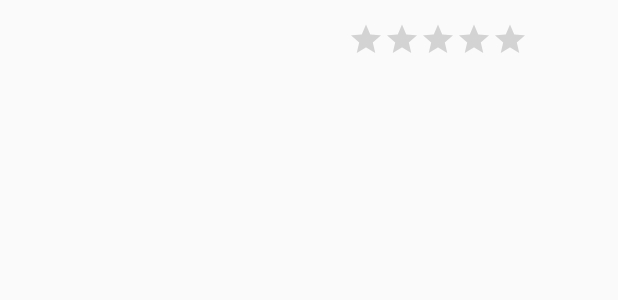
After one commit to matthew-godin/UI, an Android app: the layout activity_image.xml on its own in the app's theme, with its tools: preview values and no code run, on a phone screen of 412 x 824 dp. The commit adds this screen. Shown: the top 300 px of the screen. Run offline under Robolectric (Android 15) with nearby library versions, the phone set to English and light mode, and no system bars.

Commit message:
before changes

```diff
--- a/4-Fotag/app/src/main/AndroidManifest.xml
+++ b/4-Fotag/app/src/main/AndroidManifest.xml
@@ -16,6 +16,9 @@
                 <category android:name="android.intent.category.LAUNCHER"/>
             </intent-filter>
         </activity>
+        <activity android:name=".ImageActivity"
+                    android:parentActivityName=".MainActivity">
+        </activity>
     </application>
     <uses-permission android:name="android.permission.INTERNET"/>
 </manifest>
--- /dev/null
+++ b/4-Fotag/app/src/main/res/layout/activity_image.xml
@@ -0,0 +1,21 @@
+<?xml version="1.0" encoding="utf-8"?>
+<LinearLayout xmlns:android="http://schemas.android.com/apk/res/android"
+              android:id="@+id/ImageLinearLayout"
+              android:orientation="vertical"
+              android:layout_width="match_parent"
+              android:layout_height="match_parent">
+    <!--<ImageView
+            android:id="@+id/imageActivityImage"
+            android:layout_width="wrap_content"
+            android:layout_height="wrap_content"/>-->
+    <RatingBar
+            android:id="@+id/rating"
+            android:layout_width="wrap_content"
+            android:layout_height="wrap_content"
+            android:saveEnabled="true"
+            android:numStars="5"
+            android:stepSize="1"
+            android:scaleX=".5"
+            android:scaleY=".5"
+            android:layout_gravity="right"/>
+</LinearLayout>
```
Also changed, not shown: 4-Fotag/app/src/main/java/com/example/fotag/BitmapOnClickListener.java (added, +11 -0 lines), 4-Fotag/app/src/main/java/com/example/fotag/ImageActivity.java (added, +37 -0 lines), 4-Fotag/app/src/main/java/com/example/fotag/MainActivity.java (+20 -1 lines), 4-Fotag/app/src/main/java/com/example/fotag/Model.java (added, +123 -0 lines).
